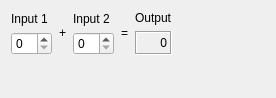
Before: the Qt Designer form forms/calculatorform.ui in coresynapses/oogway, drawn with Qt 5.
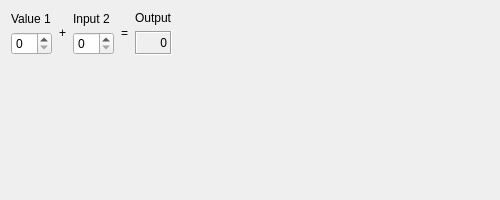
After: the same form once the commit is applied.

Commit message: I switched from UI Tools to QML. Still experimenting.

The edit to the form file:
```diff
--- a/forms/calculatorform.ui
+++ b/forms/calculatorform.ui
@@ -11,8 +11,8 @@
    <rect>
     <x>0</x>
     <y>0</y>
-    <width>276</width>
-    <height>98</height>
+	<width>500</width>
+	<height>200</height>
    </rect>
   </property>
   <property name="sizePolicy" >
@@ -72,7 +72,7 @@
           </rect>
          </property>
          <property name="text" >
-          <string>Input 1</string>
+		    <string>Value 1</string>
          </property>
         </widget>
        </item>
```
Lines whose indentation alone changed are shown as unchanged. The commit also changes 4 other files.
